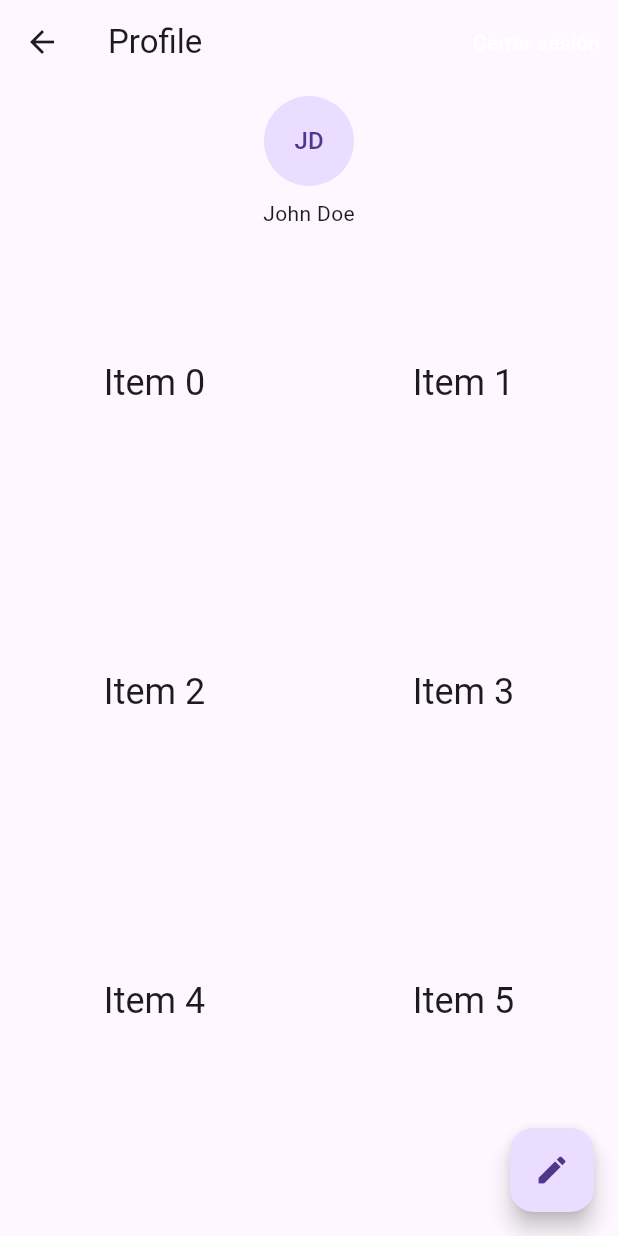
After one commit to santiagoteves/Holter, a Flutter app: the ProfilePage screen opened directly, on a phone screen of 412 x 824 dp. The commit adds this screen. Run offline on Flutter 3.47's test engine with Material 3 defaults, Android fonts, the phone set to English and light mode, and no system bars; our stand-ins replace image_picker.

Commit message:
Agregando interfaces

```diff
--- /dev/null
+++ b/lib/screens/profile.dart
@@ -0,0 +1,92 @@
+import 'dart:io';
+import 'package:flutter/material.dart';
+import 'package:image_picker/image_picker.dart';
+
+class ProfilePage extends StatefulWidget {
+  const ProfilePage({Key? key}) : super(key: key);
+
+  @override
+  ProfilePageState createState() => ProfilePageState();
+}
+
+class ProfilePageState extends State<ProfilePage> {
+  XFile? _imageFile;
+  final ImagePicker _picker = ImagePicker();
+
+  @override
+  Widget build(BuildContext context) {
+    return Scaffold(
+      appBar: AppBar(
+        title: const Text('Profile'),
+        actions: <Widget>[
+          TextButton(
+            onPressed: () {
+              // Acción para cerrar sesión
+            },
+            child: const Text(
+              'Cerrar sesión',
+              style: TextStyle(color: Colors.white),
+            ),
+          ),
+        ],
+      ),
+      body: Column(
+        children: <Widget>[
+          Padding(
+            padding: const EdgeInsets.all(8.0),
+            child: GestureDetector(
+              onTap: () async {
+                final XFile? selectedImage = await _picker.pickImage(source: ImageSource.gallery);
+                setState(() {
+                  _imageFile = selectedImage;
+                });
+              },
+              child: CircleAvatar(
+                radius: 30,
+                backgroundImage: _imageFile != null ? FileImage(File(_imageFile!.path)) : null,
+                child: _imageFile == null ? const Text('JD') : null,
+              ),
+            ),
+          ),
+          const Text('John Doe'),
+          Expanded(
+            child: GridView.builder(
+              itemCount: 10,
+              gridDelegate: const SliverGridDelegateWithFixedCrossAxisCount(crossAxisCount: 2),
+              itemBuilder: (BuildContext context, int index) {
+                return Center(
+                  child: Text(
+                    'Item $index',
+                    style: Theme.of(context).textTheme.headlineSmall,
+                  ),
+                );
+              },
+            ),
+          ),
+        ],
+      ),
+      floatingActionButton: FloatingActionButton(
+        onPressed: () {
+          Navigator.of(context).push(MaterialPageRoute(builder: (context) => const EditProfilePage()));
+        },
+        child: const Icon(Icons.edit),
+      ),
+    );
+  }
+}
+
+class EditProfilePage extends StatelessWidget {
+  const EditProfilePage({Key? key}) : super(key: key);
+
+  @override
+  Widget build(BuildContext context) {
+    return Scaffold(
+      appBar: AppBar(
+        title:const Text('Edit Profile'),
+      ),
+      body: const Center(
+        child: Text('Here is where we can edit our profile'),
+      ),
+    );
+  }
+}
--- a/lib/screens/register_screen.dart
+++ b/lib/screens/register_screen.dart
@@ -11,6 +11,7 @@ class RegisterScreenState extends State<RegisterScreen>{
   final TextEditingController _nameController = TextEditingController();
   final TextEditingController _surnameController = TextEditingController();
   final TextEditingController _emailController = TextEditingController();
+  final TextEditingController _passwordController = TextEditingController();
   final TextEditingController _confirmPasswordController = TextEditingController();
 
   @override
@@ -43,7 +44,7 @@ class RegisterScreenState extends State<RegisterScreen>{
               ),
             ),
             TextField(
-              controller: _confirmPasswordController,
+              controller: _passwordController,
               decoration: const InputDecoration(
                 labelText: 'Contraseña'
               ),
--- a/pubspec.yaml
+++ b/pubspec.yaml
@@ -11,6 +11,7 @@ dependencies:
     sdk: flutter
   firebase_core: ^1.5.0
   firebase_auth: ^3.1.1
+  image_picker: ^0.8.1+3
 
 dev_dependencies:
   flutter_test:
```
Also changed, not shown: lib/screens/forgot_password.dart (added, +40 -0 lines), pubspec.lock, 5 other files.
